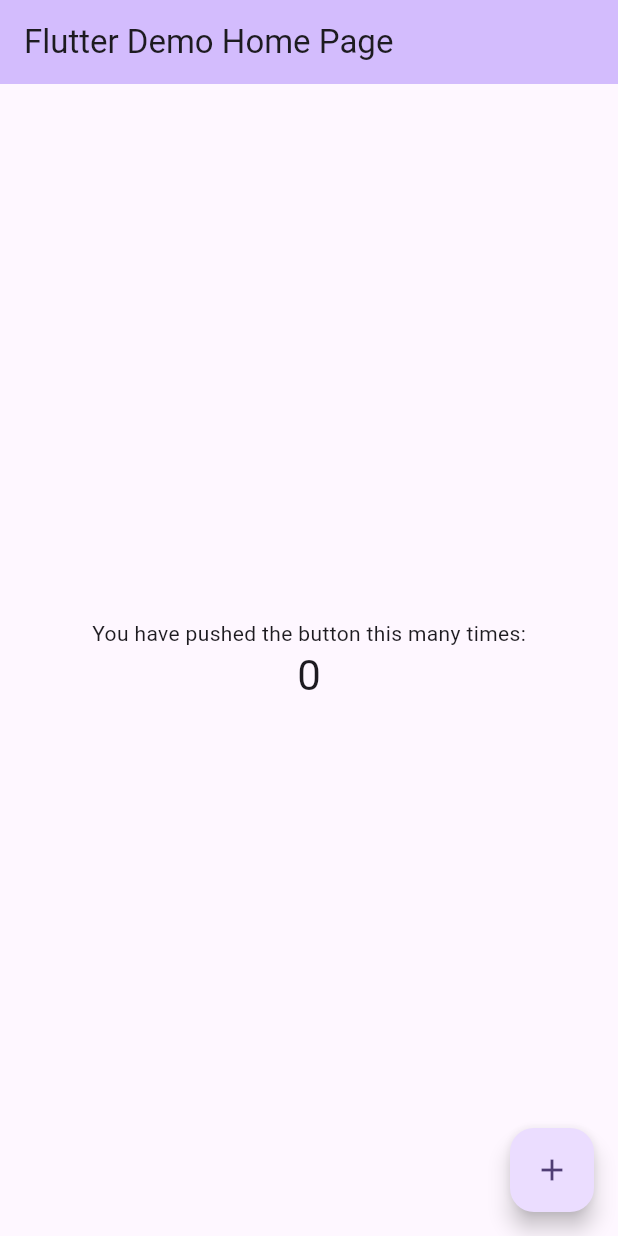
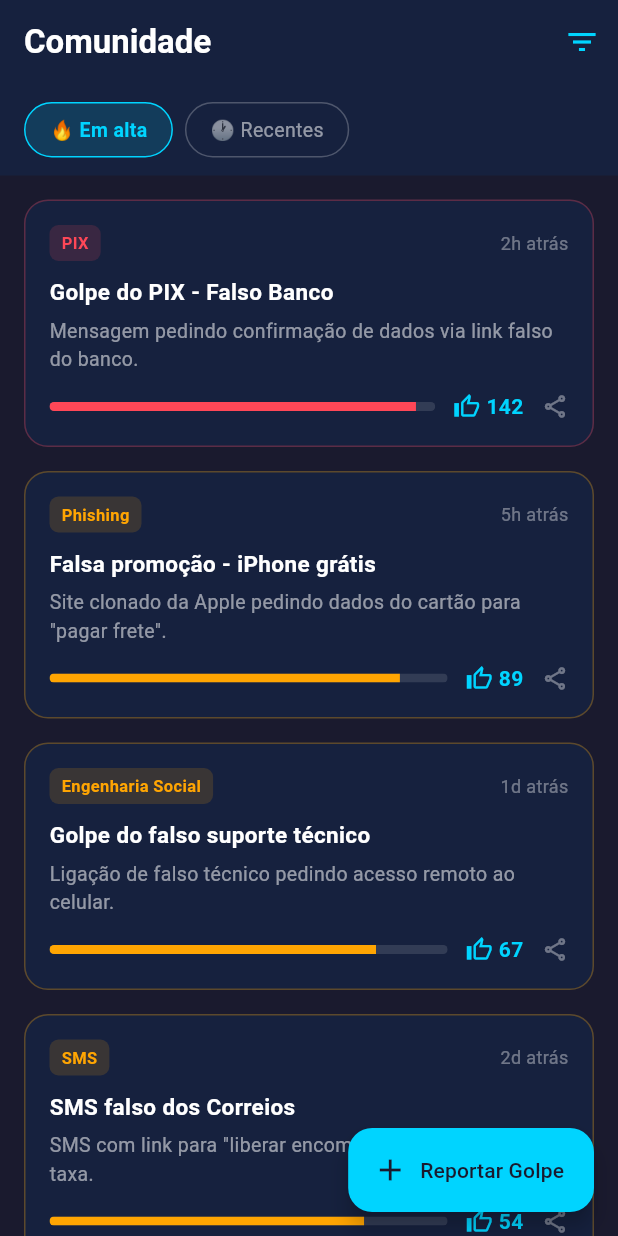
Before and after one commit to Carolliny-cmd/PHIZE, a Flutter app: the screen it shows after launch, on a phone screen of 412 x 824 dp. Run offline on Flutter 3.47's test engine with Material 3 defaults, Android fonts, the phone set to English and light mode, and no system bars.

Commit message:
feat: tela comunidade

```diff
--- a/lib/main.dart
+++ b/lib/main.dart
@@ -1,122 +1,26 @@
 import 'package:flutter/material.dart';
+import 'screens/comunidade_screen.dart';
 
 void main() {
-  runApp(const MyApp());
+  runApp(const PhizeApp());
 }
 
-class MyApp extends StatelessWidget {
-  const MyApp({super.key});
+class PhizeApp extends StatelessWidget {
+  const PhizeApp({super.key});
 
-  // This widget is the root of your application.
   @override
   Widget build(BuildContext context) {
     return MaterialApp(
-      title: 'Flutter Demo',
+      title: 'Phize',
+      debugShowCheckedModeBanner: false,
       theme: ThemeData(
-        // This is the theme of your application.
-        //
-        // TRY THIS: Try running your application with "flutter run". You'll see
-        // the application has a purple toolbar. Then, without quitting the app,
-        // try changing the seedColor in the colorScheme below to Colors.green
-        // and then invoke "hot reload" (save your changes or press the "hot
-        // reload" button in a Flutter-supported IDE, or press "r" if you used
-        // the command line to start the app).
-        //
-        // Notice that the counter didn't reset back to zero; the application
-        // state is not lost during the reload. To reset the state, use hot
-        // restart instead.
-        //
-        // This works for code too, not just values: Most code changes can be
-        // tested with just a hot reload.
-        colorScheme: .fromSeed(seedColor: Colors.deepPurple),
+        colorScheme: ColorScheme.fromSeed(
+          seedColor: const Color(0xFF1A1A2E),
+          brightness: Brightness.dark,
+        ),
+        useMaterial3: true,
       ),
-      home: const MyHomePage(title: 'Flutter Demo Home Page'),
+      home: const ComunidadeScreen(),
     );
   }
 }
-
-class MyHomePage extends StatefulWidget {
-  const MyHomePage({super.key, required this.title});
-
-  // This widget is the home page of your application. It is stateful, meaning
-  // that it has a State object (defined below) that contains fields that affect
-  // how it looks.
-
-  // This class is the configuration for the state. It holds the values (in this
-  // case the title) provided by the parent (in this case the App widget) and
-  // used by the build method of the State. Fields in a Widget subclass are
-  // always marked "final".
-
-  final String title;
-
-  @override
-  State<MyHomePage> createState() => _MyHomePageState();
-}
-
-class _MyHomePageState extends State<MyHomePage> {
-  int _counter = 0;
-
-  void _incrementCounter() {
-    setState(() {
-      // This call to setState tells the Flutter framework that something has
-      // changed in this State, which causes it to rerun the build method below
-      // so that the display can reflect the updated values. If we changed
-      // _counter without calling setState(), then the build method would not be
-      // called again, and so nothing would appear to happen.
-      _counter++;
-    });
-  }
-
-  @override
-  Widget build(BuildContext context) {
-    // This method is rerun every time setState is called, for instance as done
-    // by the _incrementCounter method above.
-    //
-    // The Flutter framework has been optimized to make rerunning build methods
-    // fast, so that you can just rebuild anything that needs updating rather
-    // than having to individually change instances of widgets.
-    return Scaffold(
-      appBar: AppBar(
-        // TRY THIS: Try changing the color here to a specific color (to
-        // Colors.amber, perhaps?) and trigger a hot reload to see the AppBar
-        // change color while the other colors stay the same.
-        backgroundColor: Theme.of(context).colorScheme.inversePrimary,
-        // Here we take the value from the MyHomePage object that was created by
-        // the App.build method, and use it to set our appbar title.
-        title: Text(widget.title),
-      ),
-      body: Center(
-        // Center is a layout widget. It takes a single child and positions it
-        // in the middle of the parent.
-        child: Column(
-          // Column is also a layout widget. It takes a list of children and
-          // arranges them vertically. By default, it sizes itself to fit its
-          // children horizontally, and tries to be as tall as its parent.
-          //
-          // Column has various properties to control how it sizes itself and
-          // how it positions its children. Here we use mainAxisAlignment to
-          // center the children vertically; the main axis here is the vertical
-          // axis because Columns are vertical (the cross axis would be
-          // horizontal).
-          //
-          // TRY THIS: Invoke "debug painting" (choose the "Toggle Debug Paint"
-          // action in the IDE, or press "p" in the console), to see the
-          // wireframe for each widget.
-          mainAxisAlignment: .center,
-          children: [
-            const Text('You have pushed the button this many times:'),
-            Text(
-              '$_counter',
-              style: Theme.of(context).textTheme.headlineMedium,
-            ),
-          ],
-        ),
-      ),
-      floatingActionButton: FloatingActionButton(
-        onPressed: _incrementCounter,
-        tooltip: 'Increment',
-        child: const Icon(Icons.add),
-      ),
-    );
-  }
-}
--- /dev/null
+++ b/lib/screens/comunidade_screen.dart
@@ -0,0 +1,234 @@
+import 'package:flutter/material.dart';
+
+class ComunidadeScreen extends StatelessWidget {
+  const ComunidadeScreen({super.key});
+
+  final List<Map<String, dynamic>> _alertas = const [
+    {
+      'titulo': 'Golpe do PIX - Falso Banco',
+      'descricao': 'Mensagem pedindo confirmação de dados via link falso do banco.',
+      'curtidas': 142,
+      'tempo': '2h atrás',
+      'perigo': 0.95,
+      'tag': 'PIX',
+    },
+    {
+      'titulo': 'Falsa promoção - iPhone grátis',
+      'descricao': 'Site clonado da Apple pedindo dados do cartão para "pagar frete".',
+      'curtidas': 89,
+      'tempo': '5h atrás',
+      'perigo': 0.88,
+      'tag': 'Phishing',
+    },
+    {
+      'titulo': 'Golpe do falso suporte técnico',
+      'descricao': 'Ligação de falso técnico pedindo acesso remoto ao celular.',
+      'curtidas': 67,
+      'tempo': '1d atrás',
+      'perigo': 0.82,
+      'tag': 'Engenharia Social',
+    },
+    {
+      'titulo': 'SMS falso dos Correios',
+      'descricao': 'SMS com link para "liberar encomenda retida" cobrando taxa.',
+      'curtidas': 54,
+      'tempo': '2d atrás',
+      'perigo': 0.79,
+      'tag': 'SMS',
+    },
+    {
+      'titulo': 'Falso emprego home office',
+      'descricao': 'Oferta de emprego pedindo depósito para "kit de trabalho".',
+      'curtidas': 38,
+      'tempo': '3d atrás',
+      'perigo': 0.71,
+      'tag': 'Emprego',
+    },
+  ];
+
+  @override
+  Widget build(BuildContext context) {
+    return Scaffold(
+      backgroundColor: const Color(0xFF1A1A2E),
+      appBar: AppBar(
+        backgroundColor: const Color(0xFF16213E),
+        iconTheme: const IconThemeData(color: Color(0xFF00D4FF)),
+        title: const Text(
+          'Comunidade',
+          style: TextStyle(color: Colors.white, fontWeight: FontWeight.bold),
+        ),
+        actions: [
+          IconButton(
+            icon: const Icon(Icons.filter_list, color: Color(0xFF00D4FF)),
+            onPressed: () {},
+          ),
+        ],
+      ),
+      floatingActionButton: FloatingActionButton.extended(
+        onPressed: () {},
+        backgroundColor: const Color(0xFF00D4FF),
+        foregroundColor: const Color(0xFF1A1A2E),
+        icon: const Icon(Icons.add),
+        label: const Text('Reportar Golpe'),
+      ),
+      body: Column(
+        children: [
+          // Filtros
+          Container(
+            color: const Color(0xFF16213E),
+            padding: const EdgeInsets.symmetric(horizontal: 16, vertical: 12),
+            child: Row(
+              children: [
+                _BotaoFiltro(label: '🔥 Em alta', ativo: true),
+                const SizedBox(width: 8),
+                _BotaoFiltro(label: '🕐 Recentes', ativo: false),
+              ],
+            ),
+          ),
+
+          // Lista de alertas
+          Expanded(
+            child: ListView.builder(
+              padding: const EdgeInsets.all(16),
+              itemCount: _alertas.length,
+              itemBuilder: (context, index) {
+                final alerta = _alertas[index];
+                final perigo = alerta['perigo'] as double;
+                final cor = perigo >= 0.9
+                    ? const Color(0xFFFF4757)
+                    : perigo >= 0.7
+                        ? const Color(0xFFFFA502)
+                        : const Color(0xFF00B894);
+
+                return Container(
+                  margin: const EdgeInsets.only(bottom: 16),
+                  padding: const EdgeInsets.all(16),
+                  decoration: BoxDecoration(
+                    color: const Color(0xFF16213E),
+                    borderRadius: BorderRadius.circular(16),
+                    border: Border.all(color: cor.withOpacity(0.3)),
+                  ),
+                  child: Column(
+                    crossAxisAlignment: CrossAxisAlignment.start,
+                    children: [
+                      Row(
+                        children: [
+                          Container(
+                            padding: const EdgeInsets.symmetric(
+                                horizontal: 8, vertical: 4),
+                            decoration: BoxDecoration(
+                              color: cor.withOpacity(0.15),
+                              borderRadius: BorderRadius.circular(6),
+                            ),
+                            child: Text(
+                              alerta['tag'],
+                              style: TextStyle(
+                                color: cor,
+                                fontSize: 11,
+                                fontWeight: FontWeight.bold,
+                              ),
+                            ),
+                          ),
+                          const Spacer(),
+                          Text(
+                            alerta['tempo'],
+                            style: const TextStyle(
+                                color: Colors.white38, fontSize: 12),
+                          ),
+                        ],
+                      ),
+                      const SizedBox(height: 10),
+                      Text(
+                        alerta['titulo'],
+                        style: const TextStyle(
+                          color: Colors.white,
+                          fontWeight: FontWeight.bold,
+                          fontSize: 15,
+                        ),
+                      ),
+                      const SizedBox(height: 6),
+                      Text(
+                        alerta['descricao'],
+                        style: const TextStyle(
+                            color: Colors.white54, fontSize: 13),
+                      ),
+                      const SizedBox(height: 12),
+                      Row(
+                        children: [
+                          // Barra de perigo
+                          Expanded(
+                            child: ClipRRect(
+                              borderRadius: BorderRadius.circular(4),
+                              child: LinearProgressIndicator(
+                                value: perigo,
+                                minHeight: 6,
+                                backgroundColor: Colors.white12,
+                                valueColor:
+                                    AlwaysStoppedAnimation<Color>(cor),
+                              ),
+                            ),
+                          ),
+                          const SizedBox(width: 12),
+                          // Curtidas
+                          GestureDetector(
+                            onTap: () {},
+                            child: Row(
+                              children: [
+                                const Icon(Icons.thumb_up_outlined,
+                                    color: Color(0xFF00D4FF), size: 18),
+                                const SizedBox(width: 4),
+                                Text(
+                                  '${alerta['curtidas']}',
+                                  style: const TextStyle(
+                                      color: Color(0xFF00D4FF),
+                                      fontWeight: FontWeight.bold),
+                                ),
+                              ],
+                            ),
+                          ),
+                          const SizedBox(width: 12),
+                          // Compartilhar
+                          const Icon(Icons.share_outlined,
+                              color: Colors.white38, size: 18),
+                        ],
+                      ),
+                    ],
+                  ),
+                );
+              },
+            ),
+          ),
+        ],
+      ),
+    );
+  }
+}
+
+class _BotaoFiltro extends StatelessWidget {
+  final String label;
+  final bool ativo;
+
+  const _BotaoFiltro({required this.label, required this.ativo});
+
+  @override
+  Widget build(BuildContext context) {
+    return Container(
+      padding: const EdgeInsets.symmetric(horizontal: 16, vertical: 8),
+      decoration: BoxDecoration(
+        color: ativo ? const Color(0xFF00D4FF).withOpacity(0.15) : Colors.transparent,
+        borderRadius: BorderRadius.circular(20),
+        border: Border.all(
+          color: ativo ? const Color(0xFF00D4FF) : Colors.white24,
+        ),
+      ),
+      child: Text(
+        label,
+        style: TextStyle(
+          color: ativo ? const Color(0xFF00D4FF) : Colors.white54,
+          fontSize: 13,
+          fontWeight: ativo ? FontWeight.bold : FontWeight.normal,
+        ),
+      ),
+    );
+  }
+}
```
